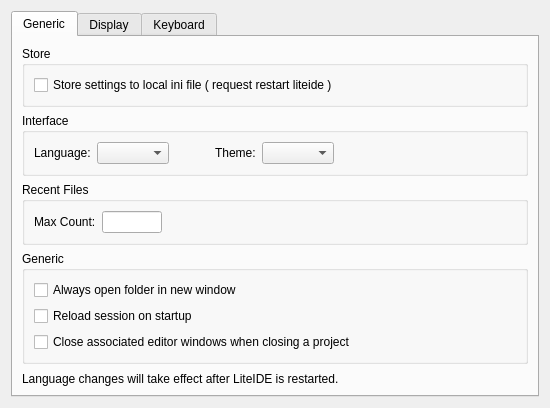
Qt form liteidex/src/liteapp/liteappoption.ui (visualfc/liteide) before a commit.
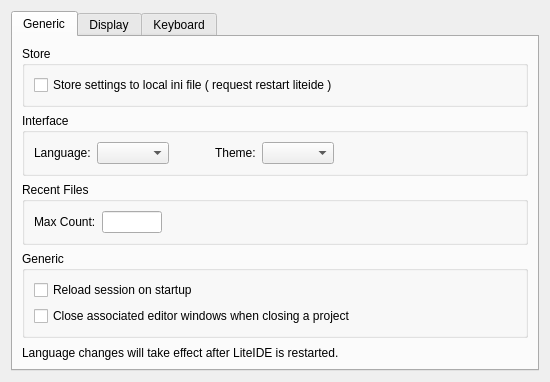
The same form after that commit.

Commit message: remove open new windows setup

Patch:
```diff
--- a/liteidex/src/liteapp/liteappoption.ui
+++ b/liteidex/src/liteapp/liteappoption.ui
@@ -7,7 +7,7 @@
     <x>0</x>
     <y>0</y>
     <width>545</width>
-    <height>348</height>
+    <height>326</height>
    </rect>
   </property>
   <property name="windowTitle">
@@ -157,13 +157,6 @@
           <string>Generic</string>
          </property>
          <layout class="QVBoxLayout" name="verticalLayout_6">
-          <item>
-           <widget class="QCheckBox" name="openFolderInNewWindowCheckBox">
-            <property name="text">
-             <string>Always open folder in new window</string>
-            </property>
-           </widget>
-          </item>
           <item>
            <widget class="QCheckBox" name="autoLoadLastSessionCheckBox">
             <property name="text">
```
The commit also changes 13 other files.
